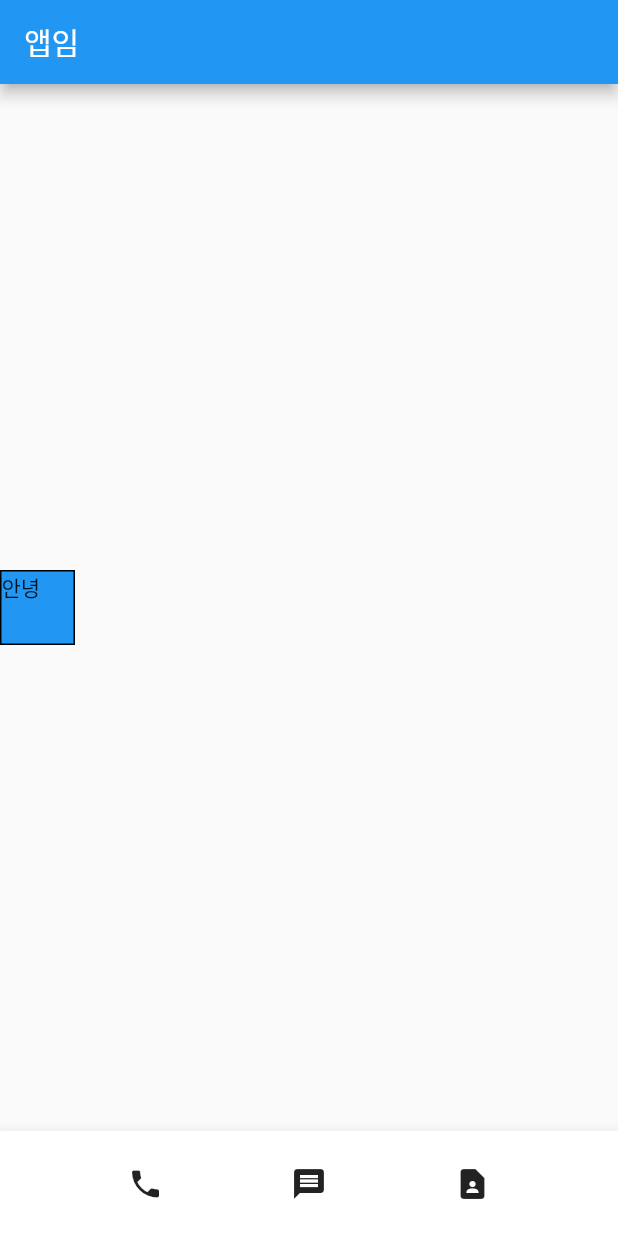
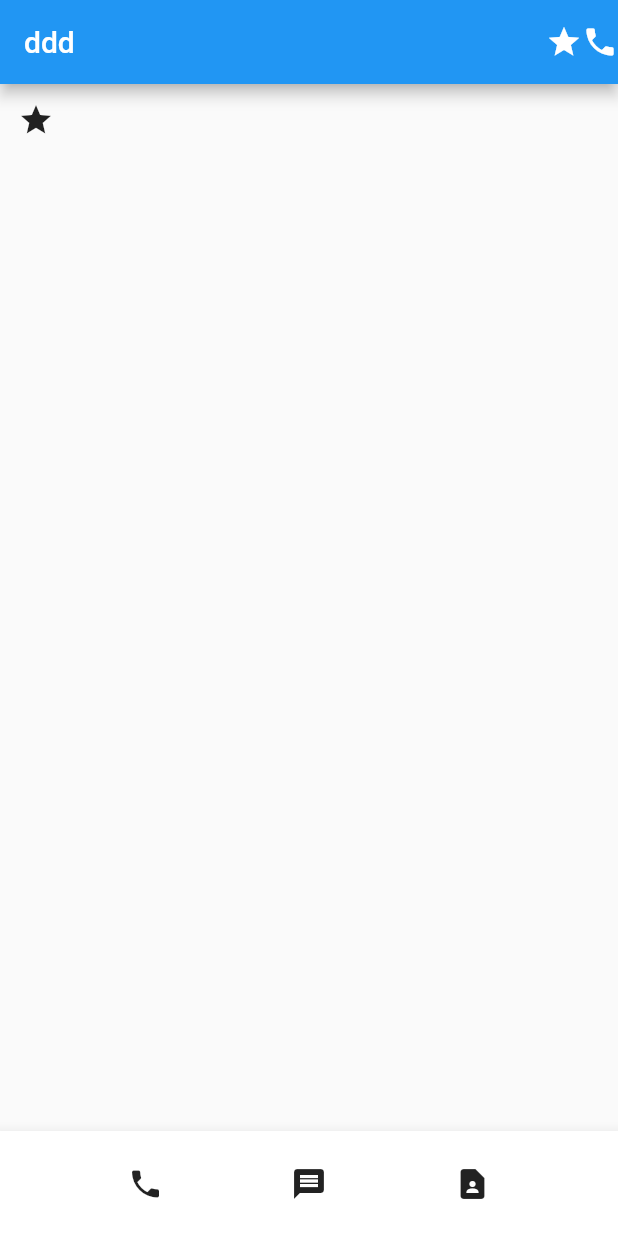
Before and after one commit to kwonjs1996/flutter-contact, a Flutter app: the screen it shows after launch, on a phone screen of 412 x 824 dp. Run offline on Flutter 3.47's test engine with Material 2 defaults, Android fonts, the phone set to English and light mode, and no system bars.

Commit message:
AppBar, body : SizedBox Style

```diff
--- a/lib/main.dart
+++ b/lib/main.dart
@@ -13,20 +13,13 @@ class MyApp extends StatelessWidget {
     return MaterialApp(
       home: Scaffold(
         appBar: AppBar(
-          backgroundColor: Colors.blue,
-          title: Text('앱임')
-
+          actions: [Icon(Icons.star), Icon(Icons.phone)], title: Text('ddd'),
         ),
-        body: Align(
-          alignment: Alignment.centerLeft,
-          child: Container(
-            width:50, height: 50,
-            decoration: BoxDecoration(
-              color: Colors.blue,
-              border: Border.all(color: Colors.black)
-            ),
-            child: Text('안녕'),
-          ),
+        body: SizedBox(
+          child: IconButton(
+            icon: Icon(Icons.star),
+            onPressed: (){},
+          )
         ),
         bottomNavigationBar: BottomAppBar(
           child: SizedBox(
```
